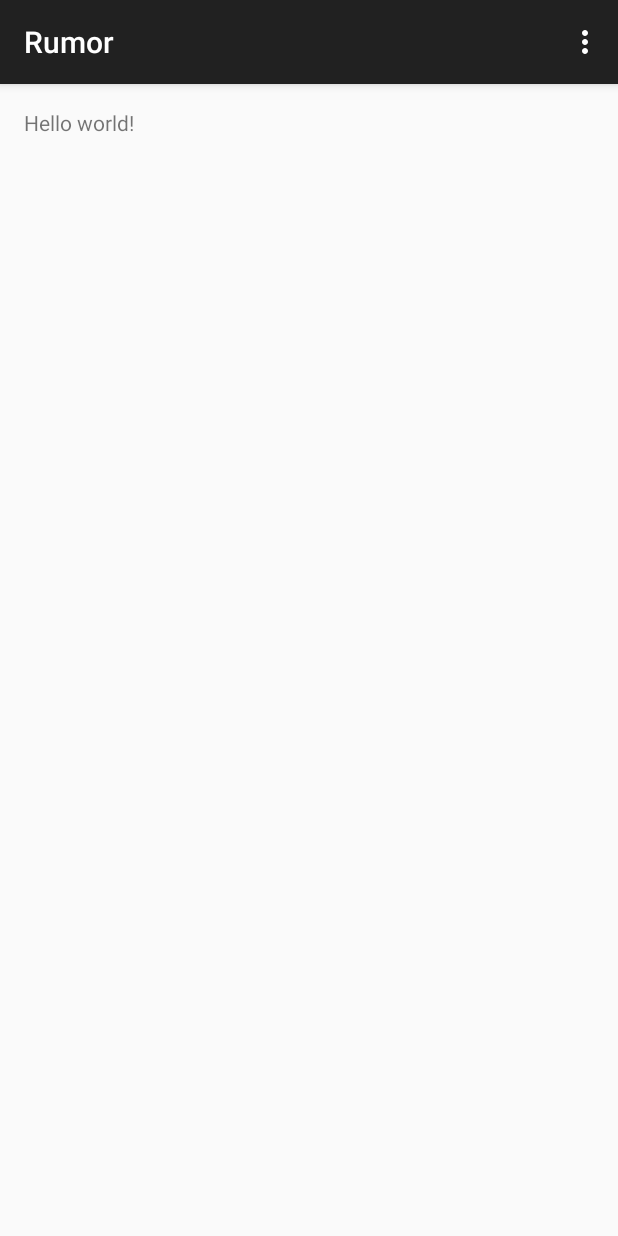
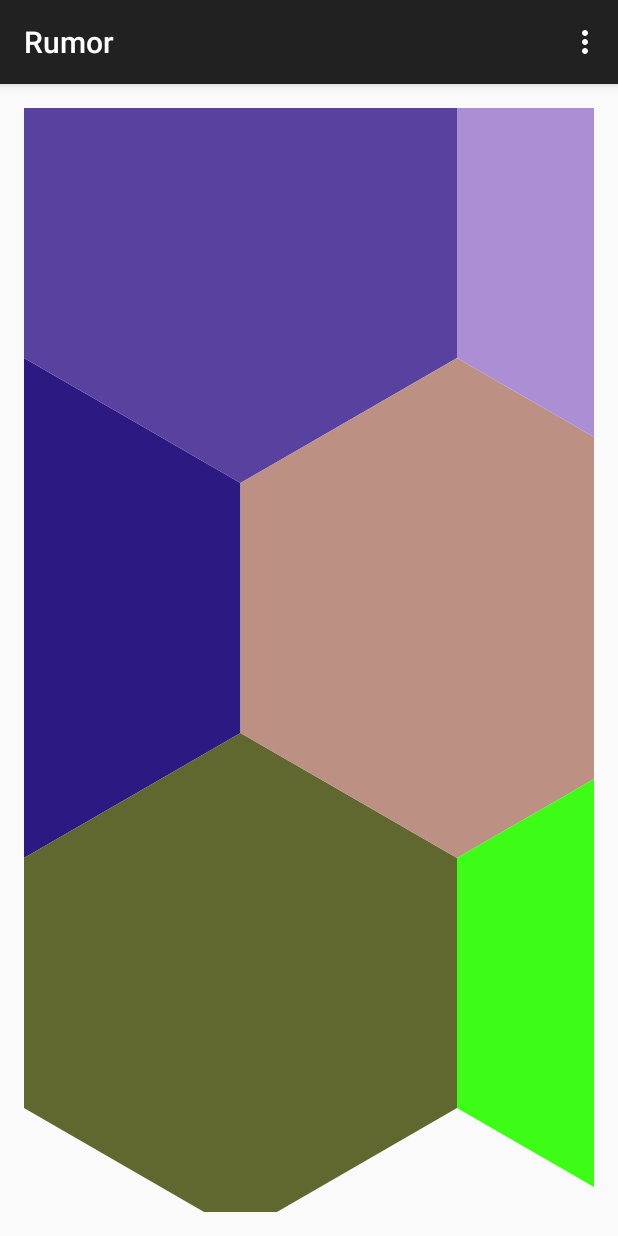
Before and after one commit to woelf5678/RumorSmasher, an Android app: the screen it shows after launch (GameActivity), on a phone screen of 412 x 824 dp. Run offline under Robolectric (Android 15) with nearby library versions, the light colour scheme and no system bars.

Commit message:
map is implemented

```diff
--- a/app/src/main/java/com/hackillinois2015/rumor/GameView.java
+++ b/app/src/main/java/com/hackillinois2015/rumor/GameView.java
@@ -1,8 +1,17 @@
 package com.hackillinois2015.rumor;
 
 import android.content.Context;
+import android.graphics.Canvas;
+import android.graphics.Color;
+import android.graphics.Paint;
+import android.graphics.Path;
 import android.util.AttributeSet;
+import android.util.Log;
+import android.view.MotionEvent;
 import android.view.View;
+import android.widget.Toast;
+
+import java.util.Random;
 
 /**
  * Created by Mark on 2/28/2015.
@@ -20,9 +29,78 @@ public class GameView extends View {
         super(context, attrs, defStyleAttr);
     }
 
+    Random random =  new Random();
+
+    float cameraX=0, cameraY=0;
+
+    @Override
+    protected void onDraw(Canvas canvas) {
+        super.onDraw(canvas);
+        HexCoord test = new HexCoord();
+        for(int i=-3; i<3; i++) for(int j=-3; j<3; j++) {
+            test.update(i, j, 0, 0);
+            test.drawXY(canvas, cameraX, cameraY, Color.rgb(random.nextInt(255),random.nextInt(255),random.nextInt(255)));
+        }
+    }
+
+
+    float downX;
+    float downY;
+    @Override
+    public boolean onTouchEvent(MotionEvent event) {
+        super.onTouchEvent(event);
+        boolean returnVal = false;
+        String ans;
+        HexCoord hex;
+        switch(event.getAction())
+        {
+            case MotionEvent.ACTION_DOWN:
+                Log.e("action", "down");
+                downX=event.getX();
+                downY=event.getY();
+
+                /*
+                ans = "X="+event.getX()+"Y="+event.getY();
+                hex = xyToHexagon((int)event.getX(),(int)event.getY());
+                ans+=". HEX = ("+hex.x+","+hex.y+").";
+                Toast.makeText(getContext(),ans, Toast.LENGTH_SHORT).show();*/
+
+                returnVal=true;
+                break;
+            case MotionEvent.ACTION_UP: {
+                Log.e("action", "up");
+
+                float dx = event.getX() - downX;
+                float dy = event.getY() - downY;
+
+                cameraX -= dx;
+                cameraY -= dy;
+
+                postInvalidate();
+
+                break;
+            }
+            case MotionEvent.ACTION_MOVE: {
+                Log.e("action", "move");
+
+                float dx = event.getX() - downX;
+                float dy = event.getY() - downY;
+                downX = event.getX();
+                downY = event.getY();
+
+                cameraX -= dx;
+                cameraY -= dy;
+
+                postInvalidate();
+
+                break;
+            }
+        }
+        return returnVal;
+    }
 
     final static double d60_DEGREES = Math.PI/3;
-    final static double dHexagonSide = 10;
+    final static double dHexagonSide = 250;
     final static double dHexagonUseful = dHexagonSide*Math.sqrt(3);
     final static double dRootThree = Math.sqrt(3);
 
@@ -36,22 +114,64 @@ public class GameView extends View {
         System.out.print("\n");
     }
 
-    static Integer[] xyToHexagon(int x, int y)
+    static class HexCoord
     {
+        public int x;
+        public int y;
+        public double dx;
+        public double dy;
+
+        float realX1, realX3, realX4;
+        float realY1, realY2, realY3, realY6;
+
+        public void update(int x, int y, double dx, double dy) {
+            this.x = x;
+            this.y = y;
+            this.dx = dx;
+            this.dy = dy;
+
+            realX1 = (float)((x+y*Math.cos(d60_DEGREES))*dHexagonUseful);
+            realX3 = realX1 + (float)dHexagonUseful/2;
+            realX4 = realX1 + (float)dHexagonUseful;
+            realY1 = (float)(y*Math.sin(d60_DEGREES)*dHexagonUseful);
+            realY2 = realY1+(float)dHexagonSide;
+            realY3 = realY2+(float)dHexagonSide/2;
+            realY6 = realY1-(float)dHexagonSide/2;
+        }
+
+        public void drawXY(Canvas canvas, float camX, float camY, int color) {
+            Paint linePaint = new Paint();
+            linePaint.setColor(color);
+
+            Path path = new Path();
+            path.moveTo(realX1-camX, realY1-camY);
+            path.lineTo(realX1-camX, realY2-camY);
+            path.lineTo(realX3-camX, realY3-camY);
+            path.lineTo(realX4-camX, realY2-camY);
+            path.lineTo(realX4-camX, realY1-camY);
+            path.lineTo( realX3-camX, realY6-camY);
+            path.lineTo(realX1-camX, realY1-camY);
+            canvas.drawPath(path, linePaint);
+        }
+    }
+
+    static HexCoord xyToHexagon(int x, int y)
+    {
+        HexCoord ans = new HexCoord();
         Integer[] approx = xyToUV(x,y);
         double dx = (approx[0]+approx[1]*Math.cos(d60_DEGREES))*dHexagonUseful;
         double dy = approx[1]*Math.sin(d60_DEGREES)*dHexagonUseful;
         double x2 = x-dx;
         double y2 = y-dy;
         if(y2<(-x2/dRootThree+2*dHexagonSide)&&x2<dRootThree*dHexagonSide)
-            ;
+            ans.update(approx[0],approx[1],x2,y2);
         else
         {
             if(y2<=x2/dRootThree)
-                approx[0]+=1;
-            else approx[1]+=1;
+                ans.update(approx[0]+1,approx[1],x2,y2);
+            else ans.update(approx[0],approx[1]+1,x2,y2);
         }
-        return approx;
+        return ans;
     }
 
     static Integer[] xyToUV(int x,int y)
--- a/app/src/main/res/layout/activity_game.xml
+++ b/app/src/main/res/layout/activity_game.xml
@@ -1,11 +1,19 @@
-<RelativeLayout xmlns:android="http://schemas.android.com/apk/res/android"
+<FrameLayout xmlns:android="http://schemas.android.com/apk/res/android"
     xmlns:tools="http://schemas.android.com/tools" android:layout_width="match_parent"
     android:layout_height="match_parent" android:paddingLeft="@dimen/activity_horizontal_margin"
     android:paddingRight="@dimen/activity_horizontal_margin"
     android:paddingTop="@dimen/activity_vertical_margin"
     android:paddingBottom="@dimen/activity_vertical_margin" tools:context=".GameActivity">
 
-    <TextView android:text="@string/hello_world" android:layout_width="wrap_content"
-        android:layout_height="wrap_content" />
+    <com.hackillinois2015.rumor.GameView
+        android:layout_width="match_parent"
+        android:layout_height="match_parent"
+        android:layout_gravity="top"/>
+    <TextView
+        android:layout_width="match_parent"
+        android:layout_height="wrap_content"
+        android:layout_gravity="bottom"
+        android:gravity="center"
+        android:id="@+id/info"/>
 
-</RelativeLayout>
+</FrameLayout>
```
Also changed, not shown: 1 other file.
